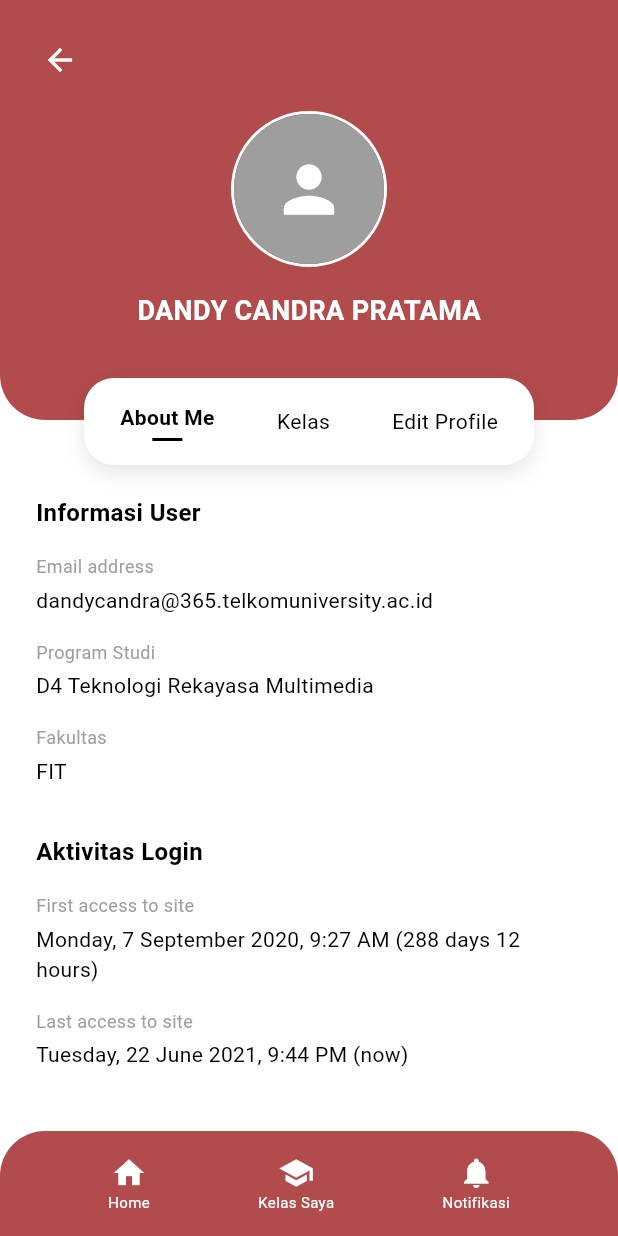
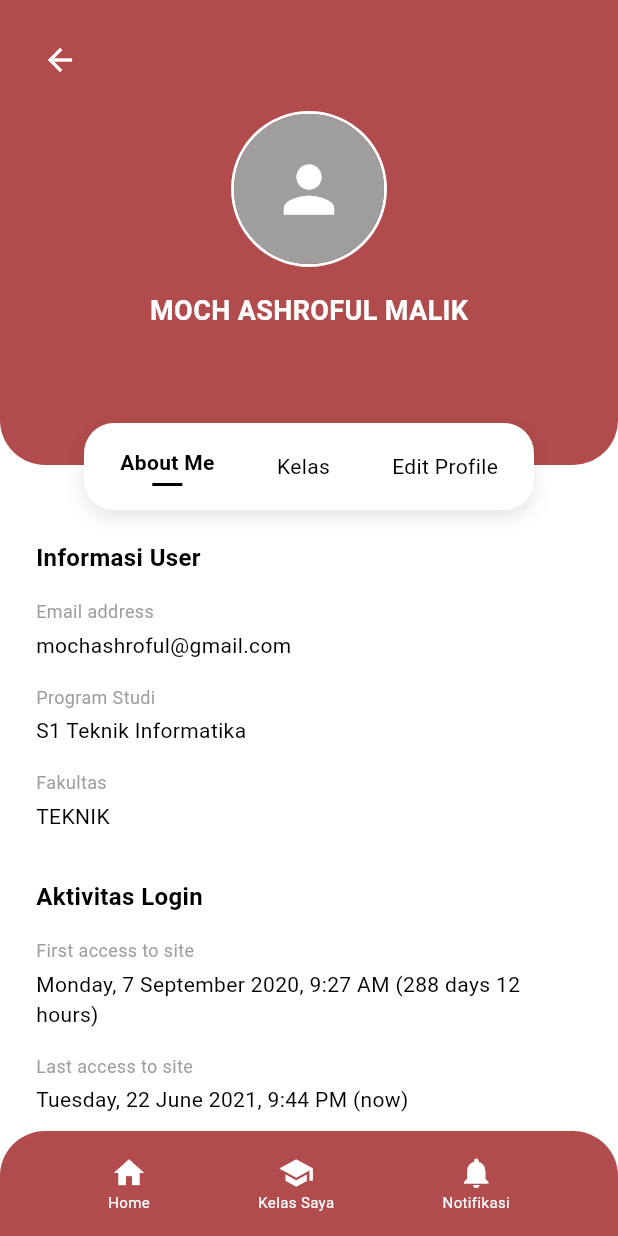
Before and after one commit to ashrof360/Tugas-aplikasi-LMS, a Flutter app: the ProfileScreen screen opened directly, on a phone screen of 412 x 824 dp. Run offline on Flutter 3.47's test engine with Material 3 defaults, Android fonts, the phone set to English and light mode, and no system bars; network calls fail.

```diff
--- a/lib/data/mock_data.dart
+++ b/lib/data/mock_data.dart
@@ -39,6 +39,7 @@ class MockData {
       progress: 0.86,
       coverLabel: 'CIV',
       startDate: 'Monday, 8 February 2021',
+      imageUrl: 'assets/images/130851053.jpg',
     ),
     Course(
       term: '2021/2',
--- a/lib/screens/profile/profile_screen.dart
+++ b/lib/screens/profile/profile_screen.dart
@@ -26,7 +26,7 @@ class _ProfileScreenState extends State<ProfileScreen> {
               children: [
                 // Red Header Background
                 Container(
-                  height: 280,
+                  height: 310,
                   width: double.infinity,
                   decoration: const BoxDecoration(
                     color: AppColors.primary,
@@ -63,7 +63,7 @@ class _ProfileScreenState extends State<ProfileScreen> {
                           ),
                           const SizedBox(height: 16),
                           const Text(
-                            'DANDY CANDRA PRATAMA',
+                            'MOCH ASHROFUL MALIK',
                             style: TextStyle(
                               color: Colors.white,
                               fontSize: 18,
@@ -182,17 +182,17 @@ class _ProfileScreenState extends State<ProfileScreen> {
           const SizedBox(height: 16),
           _buildInfoItem(
             label: 'Email address',
-            value: 'dandycandra@365.telkomuniversity.ac.id',
+            value: 'mochashroful@gmail.com',
           ),
           const SizedBox(height: 16),
           _buildInfoItem(
             label: 'Program Studi',
-            value: 'D4 Teknologi Rekayasa Multimedia',
+            value: 'S1 Teknik Informatika',
           ),
           const SizedBox(height: 16),
           _buildInfoItem(
             label: 'Fakultas',
-            value: 'FIT',
+            value: 'TEKNIK',
           ),
           const SizedBox(height: 32),
           const Text(
```
Also changed, not shown: assets/images/130851053.jpg (added).
